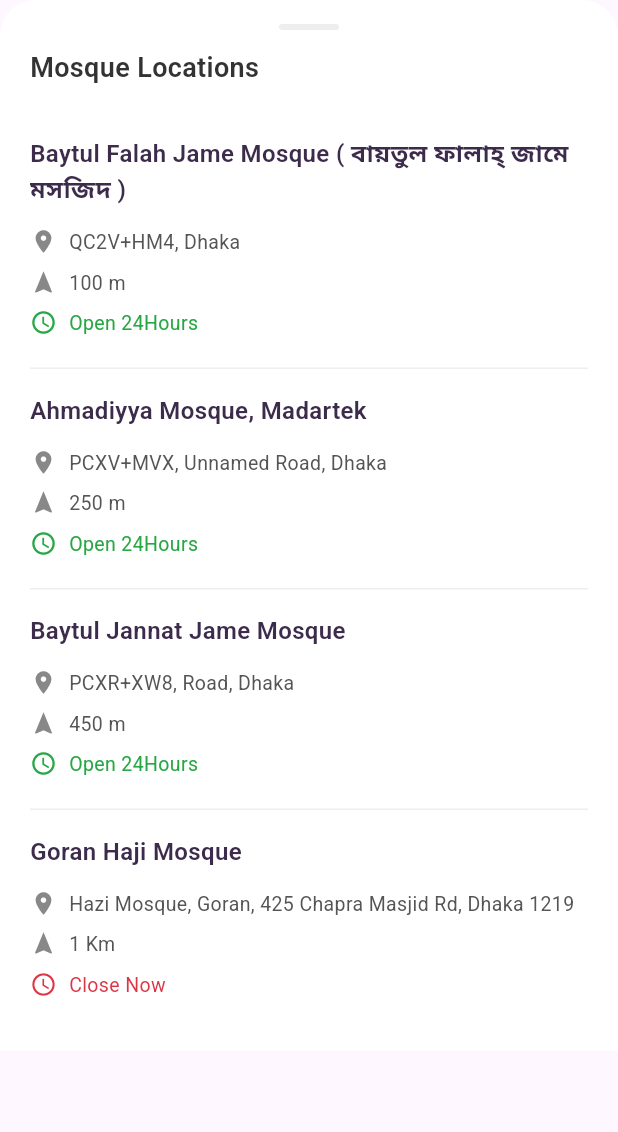
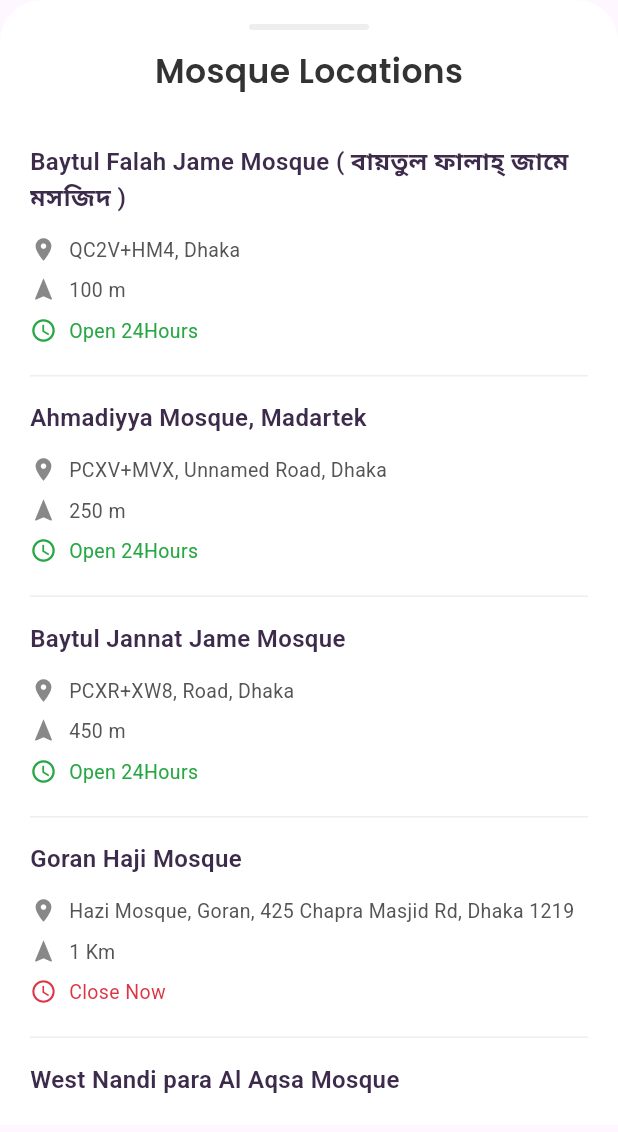
Before and after one commit to moinulislam0/muslim_pro, a Flutter app: the MosqueLocationsBottomSheet widget shown alone on an empty page, opened directly, on a phone screen of 412 x 824 dp. Shown: the top 1132 px of the screen. Run offline on Flutter 3.47's test engine with Material 3 defaults, Android fonts, the phone set to English and light mode, and no system bars; our stand-ins replace flutter_svg.

Commit message:
Update mosque_location.dart

```diff
--- a/lib/mosque_location/mosque_location.dart
+++ b/lib/mosque_location/mosque_location.dart
@@ -192,10 +192,10 @@ class MosqueLocationsBottomSheet extends StatelessWidget {
     ];
 
     return Container(
-      height: MediaQuery.of(context).size.height * 0.85,
+      height: MediaQuery.of(context).size.height * 0.91,
       decoration: BoxDecoration(
         color: AppColors.cardBackground,
-        borderRadius: const BorderRadius.vertical(top: Radius.circular(24.0)),
+        borderRadius: const BorderRadius.vertical(top: Radius.circular(28.0)),
       ),
       child: Padding(
         padding: const EdgeInsets.symmetric(horizontal: 20.0, vertical: 16.0),
@@ -205,7 +205,7 @@ class MosqueLocationsBottomSheet extends StatelessWidget {
             // 1. Header Handle/Indicator (Small grey bar at the top center)
             Center(
               child: Container(
-                width: 40.0,
+                width: 80.0,
                 height: 4.0,
                 decoration: BoxDecoration(
                   color: AppColors.dividerColor,
@@ -216,12 +216,15 @@ class MosqueLocationsBottomSheet extends StatelessWidget {
             const SizedBox(height: 12.0),
 
             // 2. "Mosque Locations" Title
-            Text(
-              'Mosque Locations',
-              style: TextStyle(
-                fontSize: 18.0, // Approximation
-                color: AppColors.titleText,
-                fontWeight: FontWeight.w600, // Approximation
+            Center(
+              child: Text(
+                'Mosque Locations',
+                style: TextStyle(
+                  fontSize: 22.0, // Approximation
+                  fontFamily: 'poppins',
+                  color: AppColors.titleText,
+                  fontWeight: FontWeight.w600, // Approximation
+                ),
               ),
             ),
             const SizedBox(height: 16.0),
```
